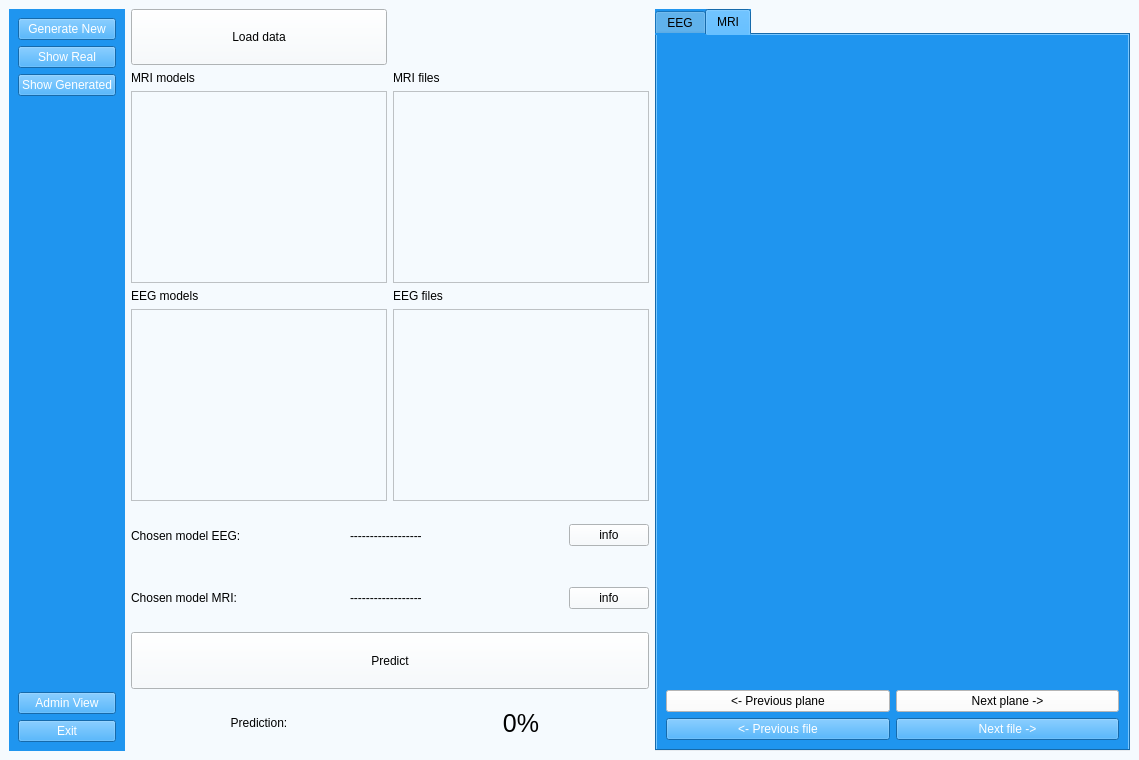
matimusial/ADHDPredictorApp, file UI/doctorView.ui: the form before one commit.
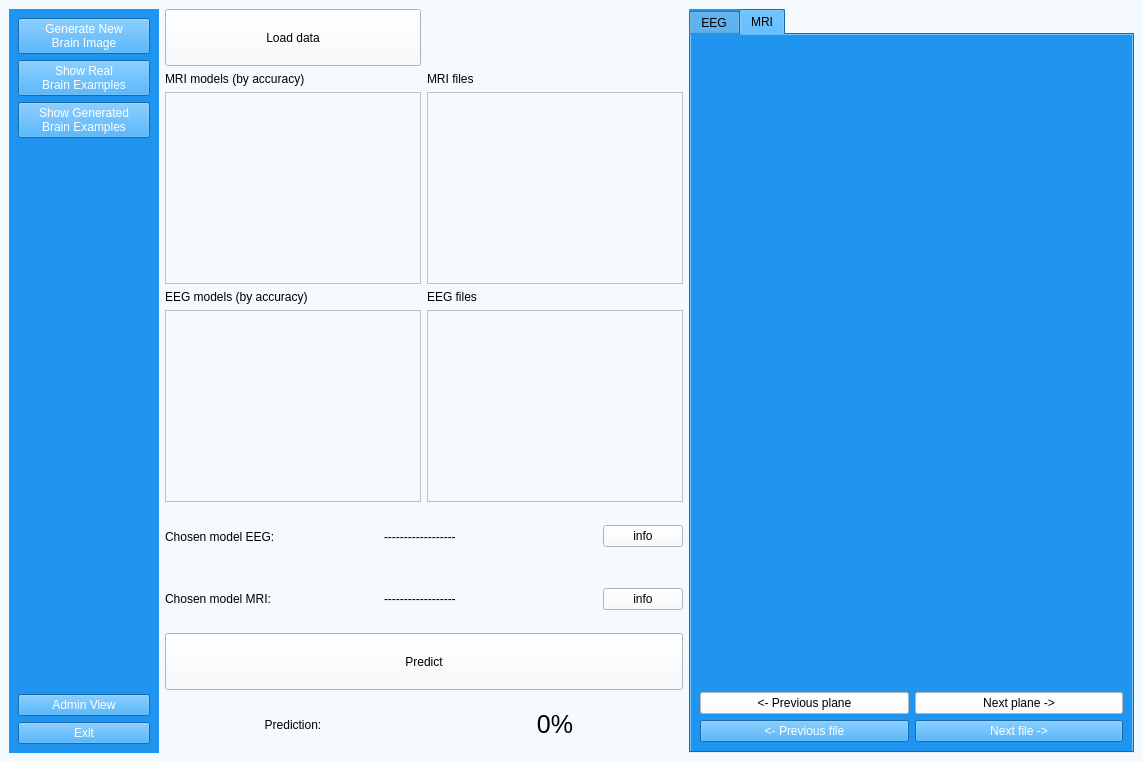
The form after the commit. Icons and pictures are not drawn.

Commit message: button names

```diff
--- a/UI/doctorView.ui
+++ b/UI/doctorView.ui
@@ -6,8 +6,8 @@
    <rect>
     <x>0</x>
     <y>0</y>
-    <width>1139</width>
-    <height>760</height>
+    <width>1143</width>
+    <height>762</height>
    </rect>
   </property>
   <property name="windowTitle">
@@ -22,6 +22,12 @@
      <layout class="QHBoxLayout" name="horizontalLayout_4">
       <item>
        <widget class="QWidget" name="buttons_widget" native="true">
+        <property name="minimumSize">
+         <size>
+          <width>150</width>
+          <height>0</height>
+         </size>
+        </property>
         <property name="styleSheet">
          <string notr="true">QWidget{
 	background-color: rgb(31, 149, 239);
@@ -35,21 +41,24 @@
          <item>
           <widget class="QPushButton" name="generateNew">
            <property name="text">
-            <string>Generate New</string>
+            <string>Generate New
+Brain Image</string>
            </property>
           </widget>
          </item>
          <item>
           <widget class="QPushButton" name="showReal">
            <property name="text">
-            <string>Show Real</string>
+            <string>Show Real
+Brain Examples</string>
            </property>
           </widget>
          </item>
          <item>
           <widget class="QPushButton" name="showGenerated">
            <property name="text">
-            <string>Show Generated</string>
+            <string>Show Generated
+Brain Examples</string>
            </property>
           </widget>
          </item>
@@ -85,7 +94,7 @@
          <item>
           <widget class="QPushButton" name="exitBtn">
            <property name="text">
-            <string>Exit</string>
+            <string> Exit </string>
            </property>
           </widget>
          </item>
@@ -137,7 +146,7 @@
                </sizepolicy>
               </property>
               <property name="text">
-               <string>MRI models</string>
+               <string>MRI models (by accuracy)</string>
               </property>
              </widget>
             </item>
@@ -179,7 +188,7 @@
                </sizepolicy>
               </property>
               <property name="text">
-               <string>EEG models</string>
+               <string>EEG models (by accuracy)</string>
               </property>
              </widget>
             </item>
```
The commit also changes 1 other file.
